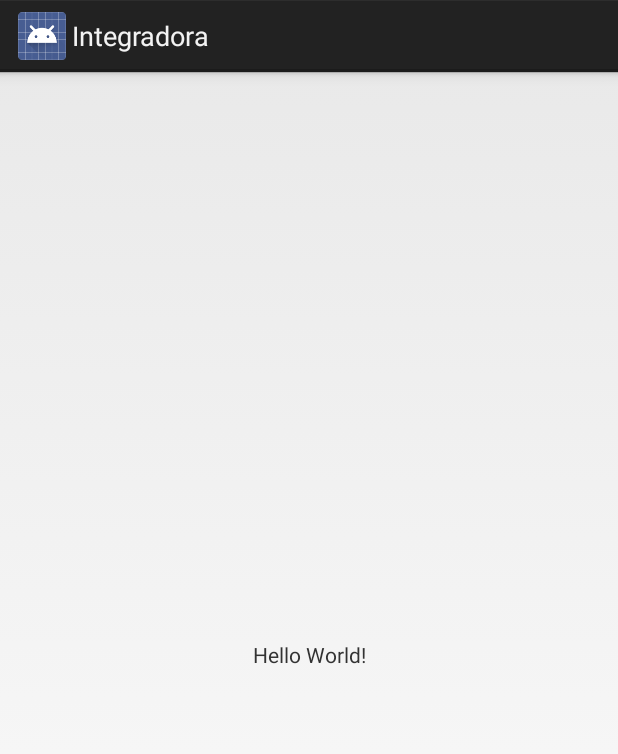
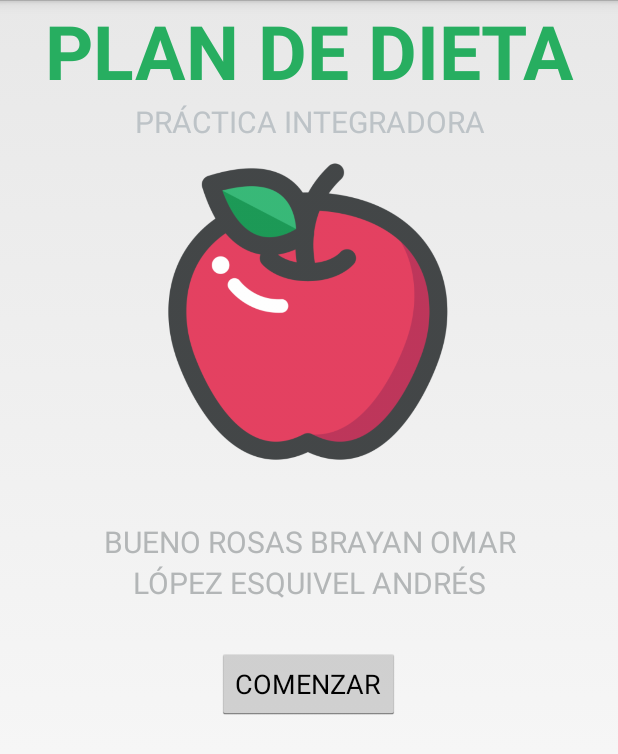
Before and after one commit to nyadev/Integradora, an Android app: the screen it shows after launch (MainActivity), on a phone screen of 412 x 824 dp. Shown: the top 754 px of the screen. Run offline under Robolectric (Android 15) with nearby library versions, the phone set to English and light mode, and no system bars.

Commit message:
Second commit

```diff
--- a/app/build.gradle
+++ b/app/build.gradle
@@ -21,6 +21,7 @@ android {
 dependencies {
     implementation fileTree(dir: 'libs', include: ['*.jar'])
     implementation 'com.android.support.constraint:constraint-layout:1.0.2'
+    implementation 'com.android.support:appcompat-v7:26.1.0'
     testImplementation 'junit:junit:4.12'
     androidTestImplementation 'com.android.support.test:runner:1.0.1'
     androidTestImplementation 'com.android.support.test.espresso:espresso-core:3.0.1'
--- a/app/src/main/AndroidManifest.xml
+++ b/app/src/main/AndroidManifest.xml
@@ -16,6 +16,8 @@
                 <category android:name="android.intent.category.LAUNCHER" />
             </intent-filter>
         </activity>
+        <activity android:name=".formulario" />
+        <activity android:name=".resultado"></activity>
     </application>
 
 </manifest>
--- a/app/src/main/java/e/alex5/integradora/MainActivity.java
+++ b/app/src/main/java/e/alex5/integradora/MainActivity.java
@@ -1,7 +1,9 @@
 package e.alex5.integradora;
 
 import android.app.Activity;
+import android.content.Intent;
 import android.os.Bundle;
+import android.view.View;
 
 public class MainActivity extends Activity {
 
@@ -9,5 +11,13 @@ public class MainActivity extends Activity {
     protected void onCreate(Bundle savedInstanceState) {
         super.onCreate(savedInstanceState);
         setContentView(R.layout.activity_main);
+
+        //Ocultamos el toolbar
+        getActionBar().hide();
+    }
+
+    public void ComenzarActividad(View view) {
+        Intent IniciarActividad = new Intent(this, formulario.class);
+        startActivity(IniciarActividad);
     }
 }
--- a/app/src/main/res/layout/activity_main.xml
+++ b/app/src/main/res/layout/activity_main.xml
@@ -6,13 +6,76 @@
     android:layout_height="match_parent"
     tools:context="e.alex5.integradora.MainActivity">
 
-    <TextView
-        android:layout_width="wrap_content"
-        android:layout_height="wrap_content"
-        android:text="Hello World!"
-        app:layout_constraintBottom_toBottomOf="parent"
-        app:layout_constraintLeft_toLeftOf="parent"
-        app:layout_constraintRight_toRightOf="parent"
-        app:layout_constraintTop_toTopOf="parent" />
+    <LinearLayout
+        android:layout_width="match_parent"
+        android:layout_height="match_parent"
+        android:orientation="vertical"
+        >
 
+        <TextView
+            android:id="@+id/Título"
+            android:layout_width="match_parent"
+            android:layout_height="wrap_content"
+            android:gravity="center_horizontal"
+            android:text="PLAN DE DIETA"
+            android:textColor="#27ae60 "
+            android:textSize="50sp"
+            android:textStyle="bold" />
+
+        <LinearLayout
+            android:layout_width="match_parent"
+            android:layout_height="40dp"
+            android:orientation="vertical">
+
+            <TextView
+                android:id="@+id/textView2"
+                android:layout_width="match_parent"
+                android:layout_height="wrap_content"
+                android:gravity="center_horizontal"
+                android:text="PRÁCTICA INTEGRADORA"
+                android:textColor="#bdc3c7"
+                android:textSize="20sp"/>
+        </LinearLayout>
+
+        <ImageView
+            android:id="@+id/imageView"
+            android:layout_width="match_parent"
+            android:layout_height="200dp"
+            android:src="@drawable/apple" />
+
+        <LinearLayout
+            android:layout_width="match_parent"
+            android:layout_height="40dp"
+            android:orientation="vertical"></LinearLayout>
+
+        <TextView
+            android:layout_width="match_parent"
+            android:layout_height="wrap_content"
+            android:gravity="center_horizontal"
+            android:text="BUENO ROSAS BRAYAN OMAR"
+            android:textColor="#b3b6b7"
+            android:textSize="20dp" />
+
+        <TextView
+            android:id="@+id/textView4"
+            android:layout_width="match_parent"
+            android:layout_height="wrap_content"
+            android:gravity="center_horizontal"
+            android:text="LÓPEZ ESQUIVEL ANDRÉS"
+            android:textColor="#b3b6b7"
+            android:textSize="20dp" />
+
+        <LinearLayout
+            android:layout_width="match_parent"
+            android:layout_height="30dp"
+            android:orientation="vertical"></LinearLayout>
+
+        <Button
+            android:id="@+id/button"
+            android:layout_width="wrap_content"
+            android:layout_height="wrap_content"
+            android:layout_gravity="center"
+            android:text="COMENZAR"
+            android:onClick="ComenzarActividad"/>
+    </LinearLayout>
 </android.support.constraint.ConstraintLayout>
```
Also changed, not shown: app/src/main/java/e/alex5/integradora/formulario.java (added, +266 -0 lines), app/src/main/java/e/alex5/integradora/resultado.java (added, +36 -0 lines), app/src/main/res/layout/activity_formulario.xml (added, +176 -0 lines), app/src/main/res/layout/activity_resultado.xml (added, +43 -0 lines), app/src/main/res/drawable/apple.png (added), app/src/main/res/drawable/food.png (added).
